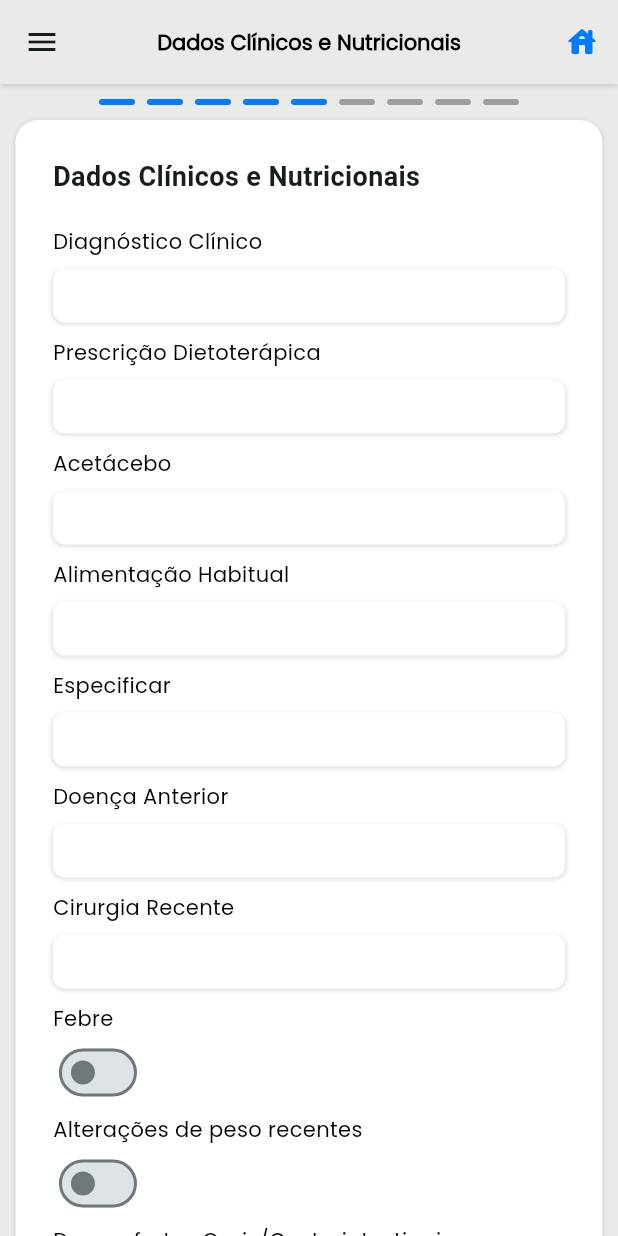
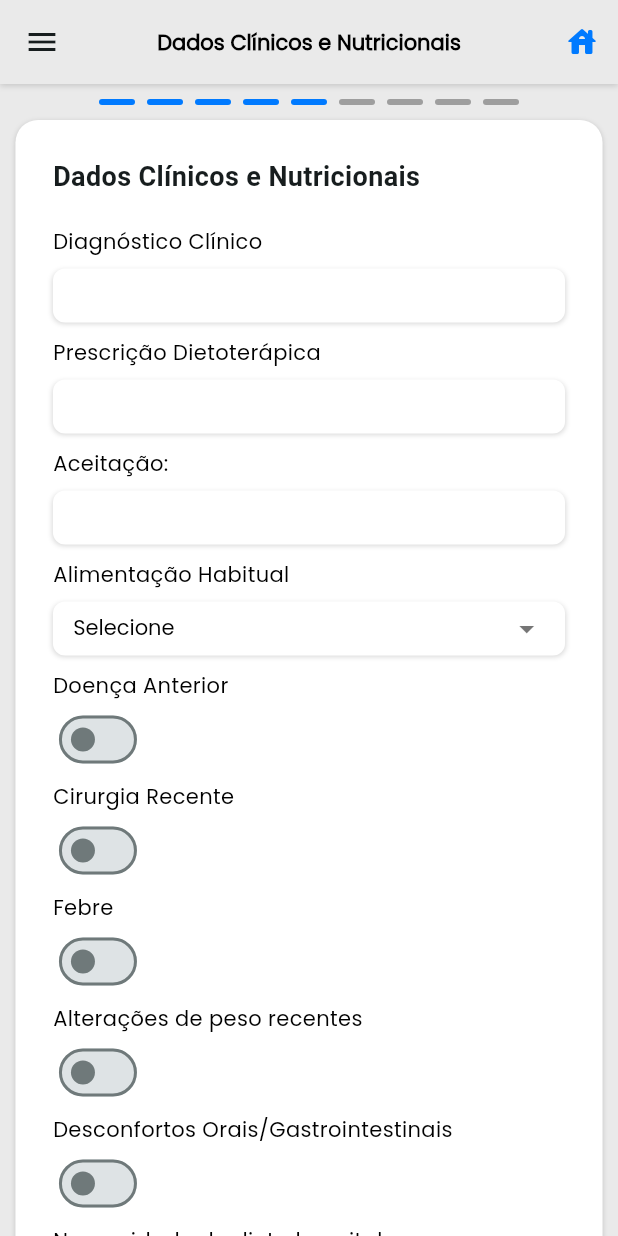
Before and after one commit to NutriClin/nutriclin, a Flutter app: the HospitalAtendimentoDadosClinicosNutricionaisPage widget shown alone on an empty page, opened directly, on a phone screen of 412 x 824 dp. Run offline on Flutter 3.47's test engine with Material 3 defaults, Android fonts, the light colour scheme and no system bars; our stand-ins replace cloud_firestore, firebase_auth, firebase_core, flutter_secure_storage, flutter_svg, shared_preferences and 1 more; accounts and stored records are empty.

Commit message:
fix correcao campo dados clinicos

```diff
--- a/nutri_app/lib/pages/atendimentos/hospital/hospital_atendimento_dados_clinicos_nutricionais.dart
+++ b/nutri_app/lib/pages/atendimentos/hospital/hospital_atendimento_dados_clinicos_nutricionais.dart
@@ -2,6 +2,7 @@ import 'package:flutter/material.dart';
 import 'package:nutri_app/components/base_page.dart';
 import 'package:nutri_app/components/custom_card.dart';
 import 'package:nutri_app/components/custom_button.dart';
+import 'package:nutri_app/components/custom_dropdown.dart';
 import 'package:nutri_app/components/custom_stepper.dart';
 import 'package:nutri_app/components/custom_input.dart';
 import 'package:nutri_app/components/custom_switch.dart';
@@ -20,8 +21,7 @@ class _HospitalAtendimentoDadosClinicosNutricionaisPageState
   // Controllers para campos de texto
   final TextEditingController _diagnosticoController = TextEditingController();
   final TextEditingController _prescricaoController = TextEditingController();
-  final TextEditingController _acetaceboController =
-      TextEditingController(); // Novo controller
+  final TextEditingController _acetaceboController = TextEditingController();
   final TextEditingController _alimentacaoHabitualController =
       TextEditingController();
   final TextEditingController _especificarAlimentacaoController =
@@ -49,13 +49,21 @@ class _HospitalAtendimentoDadosClinicosNutricionaisPageState
       TextEditingController();
   final TextEditingController _exameFisicoController = TextEditingController();
 
+  String selectedAlimentacaoHabitual = 'Selecione';
+  String selectedCondicaoFuncional = 'Selecione';
+
   // Estados para os switches/checkboxes
+  bool _doencaAnterior = false;
+  bool _cirurgiaRecente = false;
   bool _febre = false;
   bool _alteracaoPeso = false;
+  bool _alimentacaoInadequada = false;
   bool _necessidadeDieta = false;
   bool _suplementacao = false;
+  bool _desconforto = false;
   bool _tabagismo = false;
   bool _etilismo = false;
+  bool _condicaoFuncional = false;
 
   @override
   void dispose() {
@@ -125,57 +133,58 @@ class _HospitalAtendimentoDadosClinicosNutricionaisPageState
                           ),
                         ),
                         SizedBox(height: 20),
-
                         CustomInput(
                           label: 'Diagnóstico Clínico',
                           controller: _diagnosticoController,
                           keyboardType: TextInputType.text,
                         ),
                         SizedBox(height: espacamentoCards),
-
                         CustomInput(
                           label: 'Prescrição Dietoterápica',
                           controller: _prescricaoController,
                           keyboardType: TextInputType.text,
                         ),
                         SizedBox(height: espacamentoCards),
-
-                        // Novo campo Acetácebo
                         CustomInput(
-                          label: 'Acetácebo',
+                          label: 'Aceitação:',
                           controller: _acetaceboController,
                           keyboardType: TextInputType.text,
                         ),
                         SizedBox(height: espacamentoCards),
-
+                        CustomDropdown(
+                          label: 'Alimentação Habitual',
+                          value: selectedAlimentacaoHabitual,
+                          items: const ['Selecione', 'Alterada', 'Inadequada'],
+                          onChanged: (value) => setState(() =>
+                              value == 'Inadequada'
+                                  ? _alimentacaoInadequada = false
+                                  : _alimentacaoInadequada = true),
+                        ),
+                        if (_alimentacaoInadequada) ...[
+                          SizedBox(height: espacamentoCards),
                           CustomInput(
-                          label: 'Alimentação Habitual',
+                            label: 'Especificar',
                             controller: _alimentacaoHabitualController,
                             keyboardType: TextInputType.text,
                           ),
+                        ],
                         SizedBox(height: espacamentoCards),
-
-                        CustomInput(
-                          label: 'Especificar',
-                          controller: _especificarAlimentacaoController,
-                          keyboardType: TextInputType.text,
+                        CustomSwitch(
+                          label: 'Doença Anterior',
+                          value: _doencaAnterior,
+                          onChanged: (value) =>
+                              setState(() => _doencaAnterior = value),
+                          enabled: true,
                         ),
                         SizedBox(height: espacamentoCards),
-
-                        CustomInput(
-                          label: 'Doença Anterior',
-                          controller: _doencaAnteriorController,
-                          keyboardType: TextInputType.text,
+                        CustomSwitch(
+                          label: 'Cirurgia Recente',
+                          value: _cirurgiaRecente,
+                          onChanged: (value) =>
+                              setState(() => _cirurgiaRecente = value),
+                          enabled: true,
                         ),
                         SizedBox(height: espacamentoCards),
-
-                        CustomInput(
-                          label: 'Cirurgia Recente',
-                          controller: _cirurgiaController,
-                          keyboardType: TextInputType.text,
-                        ),
-                        SizedBox(height: espacamentoCards),
-
                         CustomSwitch(
                           label: 'Febre',
                           value: _febre,
@@ -183,7 +192,6 @@ class _HospitalAtendimentoDadosClinicosNutricionaisPageState
                           enabled: true,
                         ),
                         SizedBox(height: espacamentoCards),
-
                         CustomSwitch(
                           label: 'Alterações de peso recentes',
                           value: _alteracaoPeso,
@@ -191,7 +199,6 @@ class _HospitalAtendimentoDadosClinicosNutricionaisPageState
                               setState(() => _alteracaoPeso = value),
                           enabled: true,
                         ),
-
                         if (_alteracaoPeso) ...[
                           SizedBox(height: espacamentoCards),
                           CustomInput(
@@ -201,14 +208,14 @@ class _HospitalAtendimentoDadosClinicosNutricionaisPageState
                           ),
                         ],
                         SizedBox(height: espacamentoCards),
-
-                        CustomInput(
+                        CustomSwitch(
                           label: 'Desconfortos Orais/Gastrointestinais',
-                          controller: _desconfortosController,
-                          keyboardType: TextInputType.text,
+                          value: _desconforto,
+                          onChanged: (value) =>
+                              setState(() => _desconforto = value),
+                          enabled: true,
                         ),
                         SizedBox(height: espacamentoCards),
-
                         CustomSwitch(
                           label: 'Necessidade de dieta hospitalar',
                           value: _necessidadeDieta,
@@ -216,7 +223,6 @@ class _HospitalAtendimentoDadosClinicosNutricionaisPageState
                               setState(() => _necessidadeDieta = value),
                           enabled: true,
                         ),
-
                         if (_necessidadeDieta) ...[
                           SizedBox(height: espacamentoCards),
                           CustomInput(
@@ -226,7 +232,6 @@ class _HospitalAtendimentoDadosClinicosNutricionaisPageState
                           ),
                         ],
                         SizedBox(height: espacamentoCards),
-
                         CustomSwitch(
                           label: 'Suplementação Nutricional',
                           value: _suplementacao,
@@ -234,7 +239,6 @@ class _HospitalAtendimentoDadosClinicosNutricionaisPageState
                               setState(() => _suplementacao = value),
                           enabled: true,
                         ),
-
                         if (_suplementacao) ...[
                           SizedBox(height: espacamentoCards),
                           CustomInput(
@@ -244,7 +248,6 @@ class _HospitalAtendimentoDadosClinicosNutricionaisPageState
                           ),
                         ],
                         SizedBox(height: espacamentoCards),
-
                         CustomSwitch(
                           label: 'Tabagismo',
                           value: _tabagismo,
@@ -253,7 +256,6 @@ class _HospitalAtendimentoDadosClinicosNutricionaisPageState
                           enabled: true,
                         ),
                         SizedBox(height: espacamentoCards),
-
                         CustomSwitch(
                           label: 'Etilismo',
                           value: _etilismo,
@@ -262,20 +264,27 @@ class _HospitalAtendimentoDadosClinicosNutricionaisPageState
                           enabled: true,
                         ),
                         SizedBox(height: espacamentoCards),
-
-                        CustomInput(
+                        CustomDropdown(
                           label: 'Condição funcional',
-                          controller: _condicaoFuncionalController,
-                          keyboardType: TextInputType.text,
+                          value: selectedCondicaoFuncional,
+                          items: const [
+                            'Selecione',
+                            'Favorável',
+                            'Desfavorável'
+                          ],
+                          onChanged: (value) => setState(() =>
+                              value == 'Desfavorável'
+                                  ? _condicaoFuncional = false
+                                  : _condicaoFuncional = true),
                         ),
+                        if (_condicaoFuncional) ...[
                           SizedBox(height: espacamentoCards),
-
                           CustomInput(
                             label: 'Especificar',
                             controller: _especificarCondicaoController,
                             keyboardType: TextInputType.text,
                           ),
-
+                        ],
                         SizedBox(height: espacamentoCards),
                         CustomInput(
                           label: 'Medicamentos/vitaminas/minerais prescritos',
@@ -283,20 +292,18 @@ class _HospitalAtendimentoDadosClinicosNutricionaisPageState
                           keyboardType: TextInputType.text,
                         ),
                         SizedBox(height: espacamentoCards),
-
                         CustomInput(
                           label: 'Exames Laboratoriais',
                           controller: _examesLaboratoriaisController,
                           keyboardType: TextInputType.text,
                         ),
                         SizedBox(height: espacamentoCards),
-
                         CustomInput(
                           label: 'Exame Físico',
                           controller: _exameFisicoController,
                           keyboardType: TextInputType.text,
                         ),
-                        SizedBox(height: 20),
+                        const SizedBox(height: 20),
                         Row(
                           mainAxisAlignment: MainAxisAlignment.spaceBetween,
                           children: [
```
Lines whose indentation alone changed are shown as unchanged.
